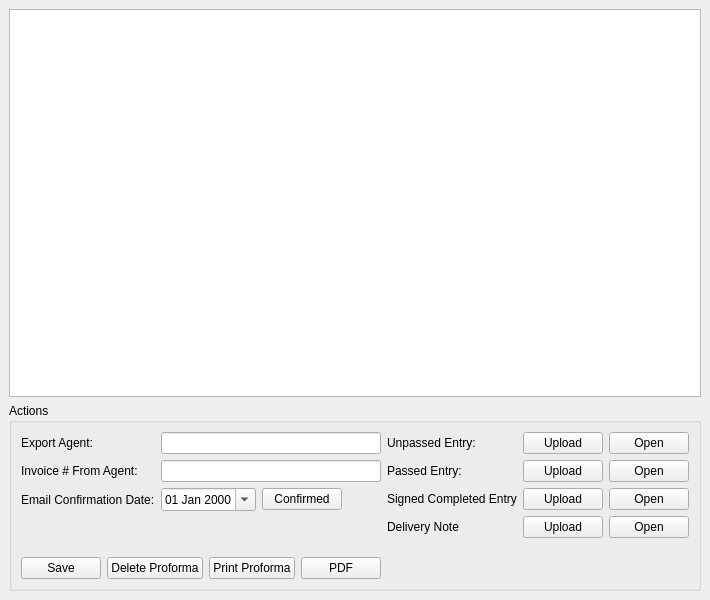
Above: megvel/erp_customers/proformalist.ui from eboladev/smarterp before the change. Below: the same form after it.
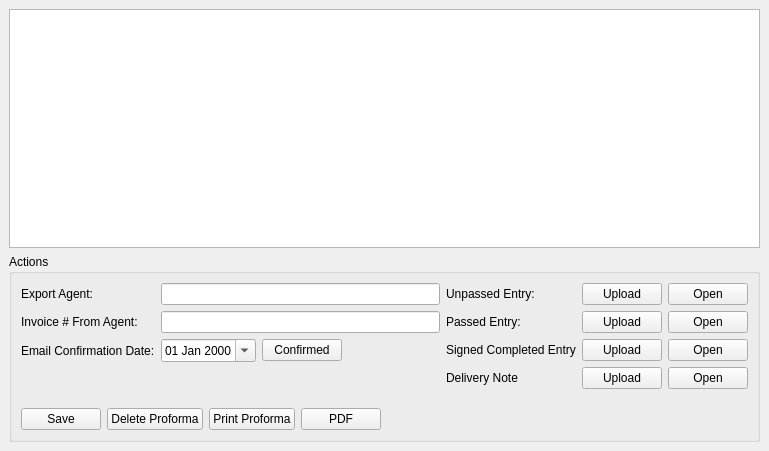
That is the form after the change. Icons and pictures are not drawn. Custom widgets are drawn as their Qt base class.

```diff
--- a/megvel/erp_customers/proformalist.ui
+++ b/megvel/erp_customers/proformalist.ui
@@ -6,8 +6,8 @@
    <rect>
     <x>0</x>
     <y>0</y>
-    <width>686</width>
-    <height>600</height>
+    <width>769</width>
+    <height>451</height>
    </rect>
   </property>
   <property name="windowTitle">
```
Left out of the diff: 6 changed lines with no effect on the pictures.
